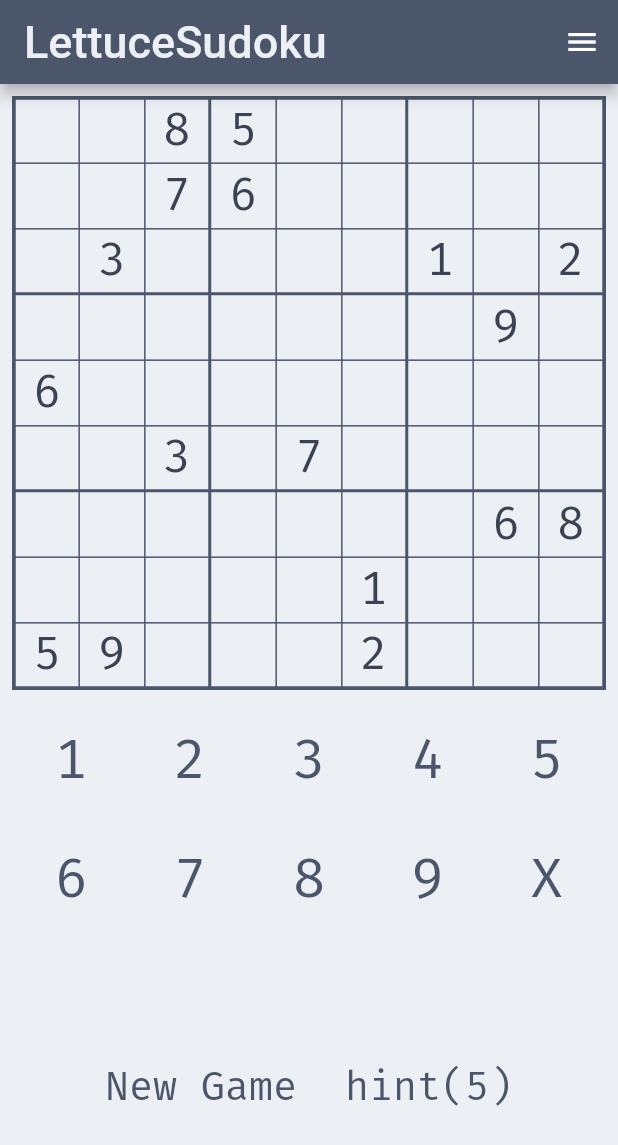
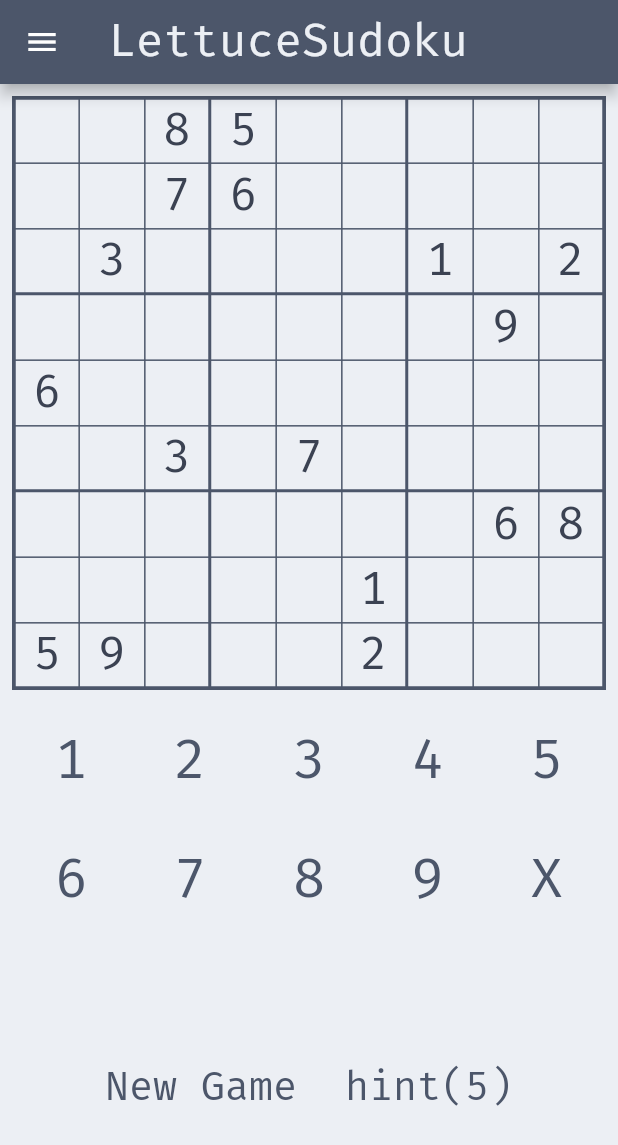
Before and after one commit to lettucebowler/flutterdoku, a Flutter app: the screen it shows after launch, on a phone screen of 412 x 824 dp. Shown: the top 1145 px of the screen. Run offline on Flutter 3.47's test engine with Material 2 defaults, Android fonts, the phone set to English and light mode, and no system bars; drawn by our look-alikes of auto_size_text.

Commit message:
seems to work, said was broken

```diff
--- a/lib/domains/sudoku/Sudoku.dart
+++ b/lib/domains/sudoku/Sudoku.dart
@@ -10,7 +10,8 @@ class Sudoku {
   Sudoku() {
     _initialize();
     _scrambleBoards();
-    _addClues(hint_offset);
+//    _addClues(hint_offset);
+    print(toString());
   }
 
   Sudoku.withMoreHints(int hint_offset) {
--- a/lib/domains/sudoku/SudokuProblem.dart
+++ b/lib/domains/sudoku/SudokuProblem.dart
@@ -22,7 +22,7 @@ class SudokuProblem extends Problem {
     board_size = cell_size * cell_size;
     super.setMover(SudokuMover(cell_size * cell_size));
     super.setInitialState(SudokuState(sudoku.initial_board));
-    super.setCurrentState(super.getInitialState());
+    super.setCurrentState(SudokuState(sudoku.initial_board));
     super.setFinalState(SudokuState(sudoku.final_board));
   }
 
@@ -39,9 +39,9 @@ class SudokuProblem extends Problem {
         'The game is finished when the grid is full.');
     sudoku = Sudoku.withMoreHints(hint_offset);
     super.setMover(SudokuMover(cell_size * cell_size));
-    super.setInitialState(super.getInitialState());
-    super.setCurrentState(super.getInitialState());
-    super.setFinalState(super.getFinalState());
+    super.setInitialState(SudokuState(sudoku.initial_board));
+    super.setCurrentState(SudokuState(sudoku.initial_board));
+    super.setFinalState(SudokuState(sudoku.final_board));
   }
 
   SudokuProblem.resume(
--- a/lib/globals.dart
+++ b/lib/globals.dart
@@ -2,6 +2,7 @@ BoolWrapper doLegality = BoolWrapper(false);
 BoolWrapper doPeerCells = BoolWrapper(true);
 BoolWrapper doPeerDigits = BoolWrapper(true);
 IntWrapper maxHints = IntWrapper(5);
+IntWrapper hintOffset = IntWrapper(13);
 int selectedRow = -1;
 int selectedCol = -1;
 List hintsGiven = [];
--- a/lib/main.dart
+++ b/lib/main.dart
@@ -27,7 +27,8 @@ class MyApp extends StatelessWidget {
       theme: ThemeData(
         primarySwatch: CustomStyles.themeColor,
         visualDensity: VisualDensity.adaptivePlatformDensity,
-//        fontFamily: 'FiraCode',
+        canvasColor: CustomStyles.snowStorm[2],
+        fontFamily: 'FiraCode',
       ),
       home: MyHomePage(title: 'LettuceSudoku'),
     );
@@ -45,16 +46,8 @@ class MyHomePage extends StatefulWidget {
 
 class _MyHomePageState extends State<MyHomePage> {
   SudokuProblem _problem = SudokuProblem();
-//  GridView board;
   var menuHeight = 70;
-//  int _selectedRow = -1;
-//  int _selectedCol = -1;
   SolvingAssistant _assistant;
-//  int globals.maxHints;
-//  List globals.hintsGiven = [];
-//  bool globals.doLegality = false;
-//  bool globals.doPeerCells = true;
-//  bool globals.doPeerDigits = false;
 
   void _resetBoard() {
     _problem = SudokuProblem();
@@ -229,10 +222,10 @@ class _MyHomePageState extends State<MyHomePage> {
     return color;
   }
 
-  Widget _makeBoardButton(int index, SudokuProblem problem) {
-    var row = index ~/ problem.board_size;
-    var col = index % problem.board_size;
-    SudokuState currentState = problem.getCurrentState();
+  Widget _makeBoardButton(int index) {
+    var row = index ~/ _problem.board_size;
+    var col = index % _problem.board_size;
+    SudokuState currentState = _problem.getCurrentState();
     List currentBoard = currentState.getTiles();
     var cellNum = currentBoard[row][col];
     String toPlace = cellNum == 0 ? '' : cellNum.toString();
@@ -273,7 +266,7 @@ class _MyHomePageState extends State<MyHomePage> {
     }
 
     return Scaffold(
-      backgroundColor: CustomStyles.snowStorm[2],
+//      backgroundColor: CustomStyles.snowStorm[2],
       appBar: AppBar(
 //        leading: Container(
 //          child: InkWell(
@@ -294,8 +287,9 @@ class _MyHomePageState extends State<MyHomePage> {
           style: CustomStyles.titleText,
         ),
       ),
-      endDrawer: Drawer(
+      drawer: Drawer(
         child: ListView(
+          padding: EdgeInsets.all(0),
           children: [
             DrawerHeader(
               child: Center(
@@ -307,12 +301,16 @@ class _MyHomePageState extends State<MyHomePage> {
                 color: CustomStyles.polarNight[3],
               ),
             ),
-            Flex(
-              direction: Axis.vertical,
-              children: [
-                _getToggle('Highlight Peer Cells', globals.doPeerCells),
-                _getToggle('Highlight Peer Digits', globals.doPeerDigits),
-              ],
+            Container(
+              padding: EdgeInsets.fromLTRB(8, 0, 8, 8),
+              child: Flex(
+                direction: Axis.vertical,
+                children: [
+                  _getToggle('Highlight Peer Cells', globals.doPeerCells),
+                  _getToggle('Highlight Peer Digits', globals.doPeerDigits),
+                  _getSlider('Difficulty', globals.hintOffset, 0, 33, 3),
+                ],
+              ),
             ),
           ],
         ),
@@ -326,12 +324,22 @@ class _MyHomePageState extends State<MyHomePage> {
       direction: Axis.horizontal,
       mainAxisAlignment: MainAxisAlignment.end,
       children: [
-        Text(
+        Flexible(
+          fit: FlexFit.tight,
+          child: Text(
             label,
-            style: CustomStyles.getFiraCode(CustomStyles.polarNight[3], 16)
+            style: TextStyle(
+              color: CustomStyles.polarNight[3],
+              fontSize: 16,
+            ),
+            textAlign: TextAlign.left,
+          ),
         ),
-        Transform.scale(
-          scale: 1.3,
+//        Transform.scale(
+//          scale: 1.3,
+//          child:
+        Container(
+//          color: Colors.red,
           child: Switch(
             value: setting.value,
             onChanged: (bool val) {
@@ -345,7 +353,67 @@ class _MyHomePageState extends State<MyHomePage> {
             inactiveTrackColor: CustomStyles.aurora[0],
           ),
         ),
+//        ),
       ],
+    );
+  }
+
+  _getSlider(String label, globals.IntWrapper setting, double min, double max, int divisions) {
+    return
+//      Container(
+//      height: 70,
+////      color: Colors,
+////      fit: FlexFit.loose,
+//      child:
+      Column(
+//        direction: Axis.horizontal,
+        mainAxisAlignment: MainAxisAlignment.center,
+        crossAxisAlignment: CrossAxisAlignment.center,
+        children: [
+//          Flexible(
+//            flex: 3,
+//            fit: FlexFit.tight,
+//            child:
+            Text(
+              label,
+              style: TextStyle(
+                color: CustomStyles.polarNight[3],
+                fontSize: 16,
+              ),
+              textAlign: TextAlign.center,
+            ),
+//          ),
+//          Flexible(
+//            flex: 3,
+//            fit: FlexFit.tight,
+////            color: Colors.blue,
+//            child:
+        Row(
+          children: [
+            Expanded(
+              child: Slider(
+                value: setting.value.toDouble(),
+                onChanged: (val) {
+                  setState(() {
+                    setting.value = val.toInt();
+                  });
+                },
+                min: min,
+                max: max,
+                divisions: divisions,
+//            activeColor: CustomStyles.polarNight[3],
+//            inactiveThumbColor: CustomStyles.polarNight[3],
+//            activeTrackColor: CustomStyles.aurora[3],
+//            inactiveTrackColor: CustomStyles.aurora[0],
+              ),
+            ),
+
+          ],
+        ),
+
+//          ),
+        ],
+//      ),
     );
   }
 
@@ -360,7 +428,7 @@ class _MyHomePageState extends State<MyHomePage> {
             childAspectRatio: 1,
             children:
                 List.generate(_problem.board_size * _problem.board_size, (index) {
-              Ink button = _makeBoardButton(index, _problem);
+              Ink button = _makeBoardButton(index);
               return button;
             })),
       ),
```
